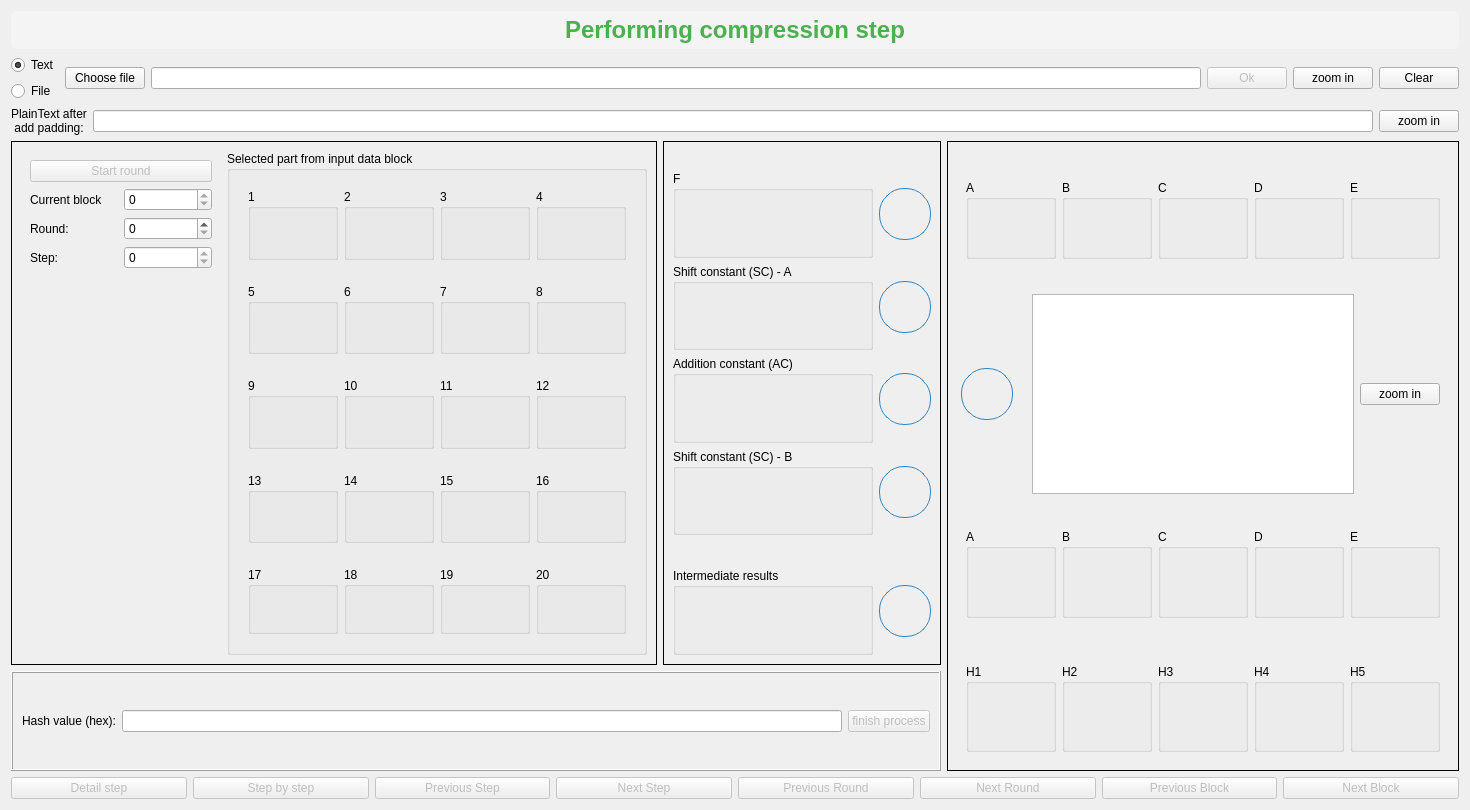
This is tabsWidget/tabWidgetSHA1/form.ui in VuongVanDuy/hash_function as Qt 5 draws it before an edit. The edited form follows.
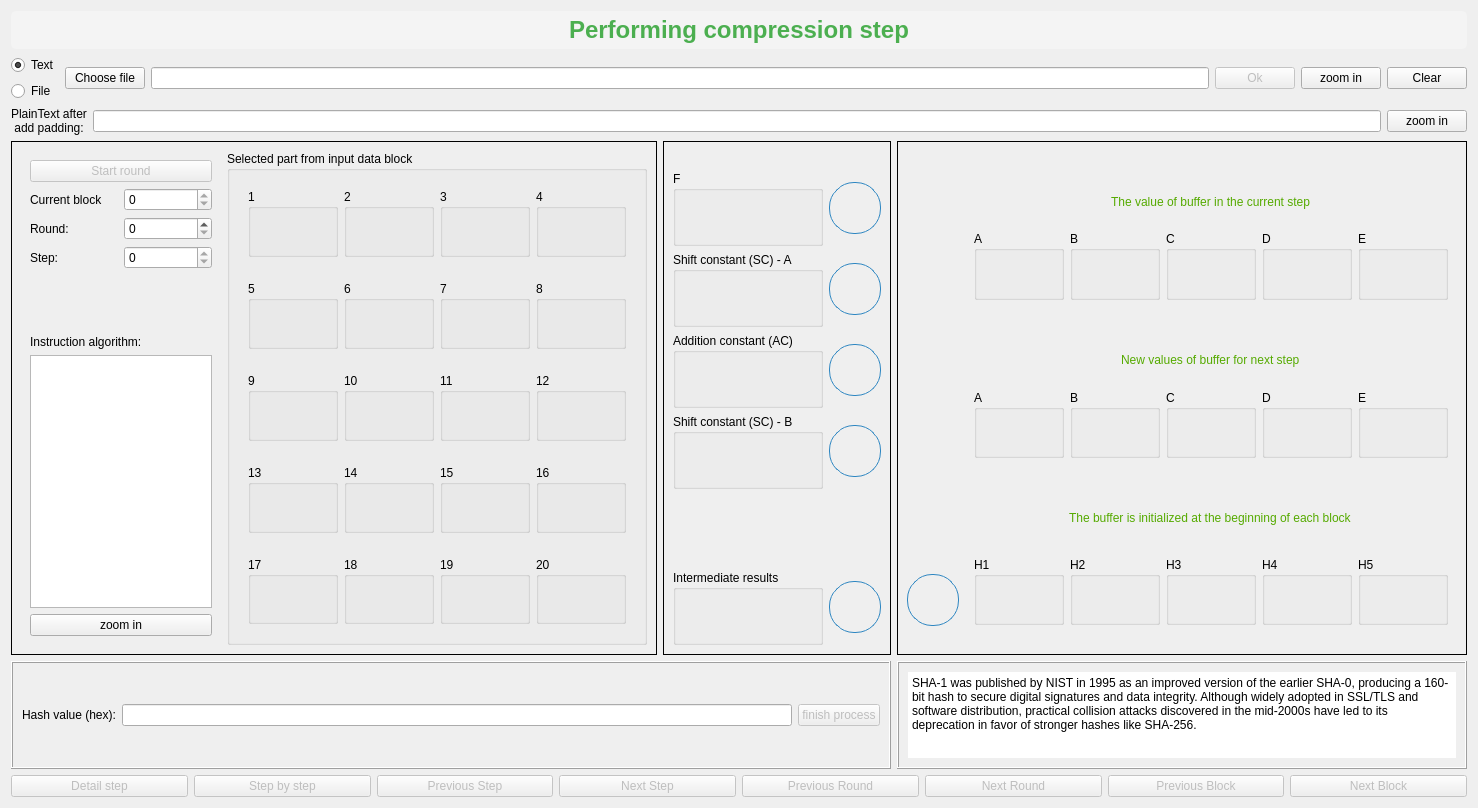
This is the edited form. Icons and pictures are not drawn.

The edit to the form file:
```diff
--- a/tabsWidget/tabWidgetSHA1/form.ui
+++ b/tabsWidget/tabWidgetSHA1/form.ui
@@ -6,8 +6,8 @@
    <rect>
     <x>0</x>
     <y>0</y>
-    <width>1466</width>
-    <height>810</height>
+    <width>1472</width>
+    <height>808</height>
    </rect>
   </property>
   <property name="sizePolicy">
@@ -19,7 +19,7 @@
   <property name="windowTitle">
    <string>Form</string>
   </property>
-  <layout class="QVBoxLayout" name="verticalLayout_3">
+  <layout class="QVBoxLayout" name="verticalLayout_2">
    <item>
     <layout class="QHBoxLayout" name="titleLayout">
      <item>
@@ -158,7 +158,7 @@
     </layout>
    </item>
    <item>
-    <layout class="QGridLayout" name="gridLayout_4">
+    <layout class="QGridLayout" name="gridLayout_2">
      <item row="0" column="0">
       <widget class="QFrame" name="frame_7">
        <property name="sizePolicy">
@@ -875,14 +875,67 @@
              <property name="orientation">
               <enum>Qt::Orientation::Vertical</enum>
              </property>
+             <property name="sizeType">
+              <enum>QSizePolicy::Policy::Fixed</enum>
+             </property>
              <property name="sizeHint" stdset="0">
               <size>
                <width>20</width>
-               <height>40</height>
+               <height>60</height>
               </size>
              </property>
             </spacer>
            </item>
+           <item>
+            <widget class="QLabel" name="label_5">
+             <property name="text">
+              <string>Instruction algorithm:</string>
+             </property>
+            </widget>
+           </item>
+           <item>
+            <widget class="QTextEdit" name="instruction">
+             <property name="enabled">
+              <bool>true</bool>
+             </property>
+             <property name="sizePolicy">
+              <sizepolicy hsizetype="Expanding" vsizetype="Expanding">
+               <horstretch>0</horstretch>
+               <verstretch>0</verstretch>
+              </sizepolicy>
+             </property>
+             <property name="minimumSize">
+              <size>
+               <width>0</width>
+               <height>190</height>
+              </size>
+             </property>
+             <property name="readOnly">
+              <bool>true</bool>
+             </property>
+             <property name="html">
+              <string>&lt;!DOCTYPE HTML PUBLIC &quot;-//W3C//DTD HTML 4.0//EN&quot; &quot;http://www.w3.org/TR/REC-html40/strict.dtd&quot;&gt;
+&lt;html&gt;&lt;head&gt;&lt;meta name=&quot;qrichtext&quot; content=&quot;1&quot; /&gt;&lt;meta charset=&quot;utf-8&quot; /&gt;&lt;style type=&quot;text/css&quot;&gt;
+p, li { white-space: pre-wrap; }
+hr { height: 1px; border-width: 0; }
+li.unchecked::marker { content: &quot;\2610&quot;; }
+li.checked::marker { content: &quot;\2612&quot;; }
+&lt;/style&gt;&lt;/head&gt;&lt;body style=&quot; font-family:'Segoe UI'; font-size:9pt; font-weight:400; font-style:normal;&quot;&gt;
+&lt;p style=&quot;-qt-paragraph-type:empty; margin-top:0px; margin-bottom:0px; margin-left:0px; margin-right:0px; -qt-block-indent:0; text-indent:0px;&quot;&gt;&lt;br /&gt;&lt;/p&gt;&lt;/body&gt;&lt;/html&gt;</string>
+             </property>
+            </widget>
+           </item>
+           <item>
+            <widget class="QPushButton" name="zoom_3">
+             <property name="text">
+              <string>zoom in</string>
+             </property>
+             <property name="icon">
+              <iconset resource="../../resources.qrc">
+               <normaloff>:/icons/iconsDark/zoom-in.png</normaloff>:/icons/iconsDark/zoom-in.png</iconset>
+             </property>
+            </widget>
+           </item>
           </layout>
          </widget>
         </item>
@@ -911,8 +964,8 @@
           </property>
           <property name="minimumSize">
            <size>
-            <width>90</width>
-            <height>68</height>
+            <width>150</width>
+            <height>72</height>
            </size>
           </property>
           <property name="title">
@@ -939,8 +992,8 @@
           </property>
           <property name="minimumSize">
            <size>
-            <width>90</width>
-            <height>68</height>
+            <width>150</width>
+            <height>72</height>
            </size>
           </property>
           <property name="title">
@@ -967,8 +1020,8 @@
           </property>
           <property name="minimumSize">
            <size>
-            <width>200</width>
-            <height>70</height>
+            <width>150</width>
+            <height>72</height>
            </size>
           </property>
           <property name="title">
@@ -1003,9 +1056,6 @@
           <property name="orientation">
            <enum>Qt::Orientation::Vertical</enum>
           </property>
-          <property name="sizeType">
-           <enum>QSizePolicy::Policy::Fixed</enum>
-          </property>
           <property name="sizeHint" stdset="0">
            <size>
             <width>17</width>
@@ -1024,8 +1074,8 @@
           </property>
           <property name="minimumSize">
            <size>
-            <width>200</width>
-            <height>68</height>
+            <width>150</width>
+            <height>72</height>
            </size>
           </property>
           <property name="title">
@@ -1169,8 +1219,8 @@
           </property>
           <property name="minimumSize">
            <size>
-            <width>200</width>
-            <height>68</height>
+            <width>150</width>
+            <height>72</height>
            </size>
           </property>
           <property name="title">
@@ -1262,174 +1312,108 @@
        </layout>
       </widget>
      </item>
-     <item row="0" column="2" rowspan="2">
+     <item row="0" column="2">
       <widget class="QFrame" name="frameLay">
        <property name="frameShape">
         <enum>QFrame::Shape::Box</enum>
        </property>
        <layout class="QGridLayout" name="gridLayout">
-        <item row="4" column="0">
+        <item row="4" column="1" alignment="Qt::AlignmentFlag::AlignHCenter">
+         <widget class="QLabel" name="label_3">
+          <property name="styleSheet">
+           <string notr="true">color: rgb(85, 170, 0);
+font: 700 11pt &quot;Segoe UI&quot;;</string>
+          </property>
+          <property name="text">
+           <string>New values of buffer for next step</string>
+          </property>
+         </widget>
+        </item>
+        <item row="0" column="0" rowspan="9">
+         <spacer name="verticalSpacer_2">
+          <property name="orientation">
+           <enum>Qt::Orientation::Vertical</enum>
+          </property>
+          <property name="sizeHint" stdset="0">
+           <size>
+            <width>20</width>
+            <height>417</height>
+           </size>
+          </property>
+         </spacer>
+        </item>
+        <item row="1" column="1" alignment="Qt::AlignmentFlag::AlignHCenter">
+         <widget class="QLabel" name="label_4">
+          <property name="styleSheet">
+           <string notr="true">color: rgb(85, 170, 0);
+font: 700 11pt &quot;Segoe UI&quot;;</string>
+          </property>
+          <property name="text">
+           <string>The value of buffer in the current step</string>
+          </property>
+         </widget>
+        </item>
+        <item row="6" column="1">
+         <spacer name="horizontalSpacer_2">
+          <property name="orientation">
+           <enum>Qt::Orientation::Horizontal</enum>
+          </property>
+          <property name="sizeHint" stdset="0">
+           <size>
+            <width>489</width>
+            <height>20</height>
+           </size>
+          </property>
+         </spacer>
+        </item>
+        <item row="0" column="1">
+         <spacer name="horizontalSpacer_3">
+          <property name="orientation">
+           <enum>Qt::Orientation::Horizontal</enum>
+          </property>
+          <property name="sizeHint" stdset="0">
+           <size>
+            <width>489</width>
+            <height>20</height>
+           </size>
+          </property>
+         </spacer>
+        </item>
+        <item row="3" column="1">
          <spacer name="horizontalSpacer">
           <property name="orientation">
            <enum>Qt::Orientation::Horizontal</enum>
           </property>
           <property name="sizeHint" stdset="0">
            <size>
-            <width>40</width>
+            <width>489</width>
             <height>20</height>
            </size>
           </property>
          </spacer>
         </item>
-        <item row="2" column="0">
-         <layout class="QGridLayout" name="gridLayout_2">
-          <item row="0" column="0" rowspan="2">
-           <layout class="QVBoxLayout" name="verticalLayout_2">
-            <property name="leftMargin">
-             <number>4</number>
-            </property>
-            <property name="rightMargin">
-             <number>4</number>
-            </property>
-            <item alignment="Qt::AlignmentFlag::AlignHCenter">
-             <widget class="QPushButton" name="operator6">
-              <property name="enabled">
-               <bool>true</bool>
-              </property>
-              <property name="sizePolicy">
-               <sizepolicy hsizetype="Expanding" vsizetype="Expanding">
-                <horstretch>0</horstretch>
-                <verstretch>0</verstretch>
-               </sizepolicy>
-              </property>
-              <property name="minimumSize">
-               <size>
-                <width>52</width>
-                <height>52</height>
-               </size>
-              </property>
+        <item row="7" column="1" alignment="Qt::AlignmentFlag::AlignHCenter">
+         <widget class="QLabel" name="label_2">
               <property name="styleSheet">
-               <string notr="true">QPushButton {
-    background-color: qlineargradient(
-        x1: 0, y1: 0, x2: 0, y2: 1,
-        stop: 0 #73C2FB, stop: 1 #2E86C1);
-    border: 1px solid #2E86C1;
-    border-radius: 25px;
-    min-width: 50px;
-    min-height: 50px;
-    max-width: 50px;
-    max-height: 50px;
-}</string>
+           <string notr="true">color: rgb(85, 170, 0);
+font: 700 11pt &quot;Segoe UI&quot;;</string>
               </property>
               <property name="text">
-               <string/>
-              </property>
-              <property name="icon">
-               <iconset resource="../../resources.qrc">
-                <normaloff>:/icons/iconsDark/plus-circle.png</normaloff>:/icons/iconsDark/plus-circle.png</iconset>
-              </property>
-              <property name="iconSize">
-               <size>
-                <width>35</width>
-                <height>35</height>
-               </size>
-              </property>
-             </widget>
-            </item>
-           </layout>
-          </item>
-          <item row="0" column="1" rowspan="2">
-           <widget class="QFrame" name="frame_11">
-            <property name="frameShape">
-             <enum>QFrame::Shape::NoFrame</enum>
-            </property>
-            <property name="frameShadow">
-             <enum>QFrame::Shadow::Raised</enum>
-            </property>
-            <layout class="QHBoxLayout" name="horizontalLayout_9">
-             <property name="leftMargin">
-              <number>9</number>
-             </property>
-             <property name="topMargin">
-              <number>0</number>
-             </property>
-             <property name="rightMargin">
-              <number>9</number>
-             </property>
-             <property name="bottomMargin">
-              <number>0</number>
-             </property>
-             <item>
-              <widget class="QTextEdit" name="instruction">
-               <property name="enabled">
-                <bool>true</bool>
-               </property>
-               <property name="sizePolicy">
-                <sizepolicy hsizetype="Expanding" vsizetype="Expanding">
-                 <horstretch>0</horstretch>
-                 <verstretch>0</verstretch>
-                </sizepolicy>
-               </property>
-               <property name="minimumSize">
-                <size>
-                 <width>0</width>
-                 <height>200</height>
-                </size>
-               </property>
-               <property name="readOnly">
-                <bool>true</bool>
-               </property>
-               <property name="html">
-                <string>&lt;!DOCTYPE HTML PUBLIC &quot;-//W3C//DTD HTML 4.0//EN&quot; &quot;http://www.w3.org/TR/REC-html40/strict.dtd&quot;&gt;
-&lt;html&gt;&lt;head&gt;&lt;meta name=&quot;qrichtext&quot; content=&quot;1&quot; /&gt;&lt;meta charset=&quot;utf-8&quot; /&gt;&lt;style type=&quot;text/css&quot;&gt;
-p, li { white-space: pre-wrap; }
-hr { height: 1px; border-width: 0; }
-li.unchecked::marker { content: &quot;\2610&quot;; }
-li.checked::marker { content: &quot;\2612&quot;; }
-&lt;/style&gt;&lt;/head&gt;&lt;body style=&quot; font-family:'Segoe UI'; font-size:9pt; font-weight:400; font-style:normal;&quot;&gt;
-&lt;p style=&quot;-qt-paragraph-type:empty; margin-top:0px; margin-bottom:0px; margin-left:0px; margin-right:0px; -qt-block-indent:0; text-indent:0px;&quot;&gt;&lt;br /&gt;&lt;/p&gt;&lt;/body&gt;&lt;/html&gt;</string>
-               </property>
-              </widget>
-             </item>
-             <item>
-              <widget class="QPushButton" name="zoom_3">
-               <property name="text">
-                <string>zoom in</string>
-               </property>
-               <property name="icon">
-                <iconset resource="../../resources.qrc">
-                 <normaloff>:/icons/iconsDark/zoom-in.png</normaloff>:/icons/iconsDark/zoom-in.png</iconset>
-               </property>
-              </widget>
-             </item>
-            </layout>
-           </widget>
-          </item>
-         </layout>
-        </item>
-        <item row="5" column="0">
+           <string>The buffer is initialized at the beginning of each block</string>
+          </property>
+         </widget>
+        </item>
+        <item row="8" column="1" rowspan="3">
          <widget class="QFrame" name="frame_5">
+          <property name="sizePolicy">
+           <sizepolicy hsizetype="Fixed" vsizetype="Fixed">
+            <horstretch>0</horstretch>
+            <verstretch>0</verstretch>
+           </sizepolicy>
+          </property>
           <property name="frameShadow">
            <enum>QFrame::Shadow::Raised</enum>
           </property>
-          <layout class="QVBoxLayout" name="verticalLayout_22">
-           <property name="topMargin">
-            <number>0</number>
-           </property>
-           <item>
-            <spacer name="horizontalSpacer_5">
-             <property name="orientation">
-              <enum>Qt::Orientation::Horizontal</enum>
-             </property>
-             <property name="sizeHint" stdset="0">
-              <size>
-               <width>473</width>
-               <height>20</height>
-              </size>
-             </property>
-            </spacer>
-           </item>
-           <item>
             <layout class="QHBoxLayout" name="horizontalLayout_5">
              <item>
               <widget class="QGroupBox" name="groupH1">
@@ -1572,33 +1556,19 @@
               </widget>
              </item>
             </layout>
-           </item>
-          </layout>
          </widget>
         </item>
-        <item row="3" column="0">
+        <item row="5" column="1">
          <widget class="QFrame" name="frame_4">
+          <property name="sizePolicy">
+           <sizepolicy hsizetype="Fixed" vsizetype="Fixed">
+            <horstretch>0</horstretch>
+            <verstretch>0</verstretch>
+           </sizepolicy>
+          </property>
           <property name="frameShadow">
            <enum>QFrame::Shadow::Raised</enum>
           </property>
-          <layout class="QVBoxLayout" name="verticalLayout_21">
-           <property name="bottomMargin">
-            <number>0</number>
-           </property>
-           <item>
-            <spacer name="horizontalSpacer_7">
-             <property name="orientation">
-              <enum>Qt::Orientation::Horizontal</enum>
-             </property>
-             <property name="sizeHint" stdset="0">
-              <size>
-               <width>40</width>
-               <height>20</height>
-              </size>
-             </property>
-            </spacer>
-           </item>
-           <item>
             <layout class="QHBoxLayout" name="horizontalLayout_4">
              <item>
               <widget class="QGroupBox" name="groupA_new">
@@ -1741,14 +1711,12 @@
               </widget>
              </item>
             </layout>
-           </item>
-          </layout>
          </widget>
         </item>
-        <item row="0" column="0">
+        <item row="2" column="1">
          <widget class="QFrame" name="frame_3">
           <property name="sizePolicy">
-           <sizepolicy hsizetype="Expanding" vsizetype="Expanding">
+           <sizepolicy hsizetype="Expanding" vsizetype="Fixed">
             <horstretch>0</horstretch>
             <verstretch>0</verstretch>
            </sizepolicy>
@@ -1756,21 +1724,6 @@
           <property name="frameShadow">
            <enum>QFrame::Shadow::Raised</enum>
           </property>
-          <layout class="QVBoxLayout" name="verticalLayout_20">
-           <item>
-            <spacer name="horizontalSpacer_3">
-             <property name="orientation">
-              <enum>Qt::Orientation::Horizontal</enum>
-             </property>
-             <property name="sizeHint" stdset="0">
-              <size>
-               <width>40</width>
-               <height>20</height>
-              </size>
-             </property>
-            </spacer>
-           </item>
-           <item>
             <layout class="QHBoxLayout" name="horizontalLayout_3">
              <item>
               <widget class="QGroupBox" name="groupA">
@@ -1913,34 +1866,58 @@
               </widget>
              </item>
             </layout>
-           </item>
-          </layout>
          </widget>
         </item>
-        <item row="1" column="0">
-         <spacer name="horizontalSpacer_2">
-          <property name="orientation">
-           <enum>Qt::Orientation::Horizontal</enum>
+        <item row="9" column="0">
+         <widget class="QPushButton" name="operator6">
+          <property name="enabled">
+           <bool>true</bool>
           </property>
-          <property name="sizeHint" stdset="0">
+          <property name="sizePolicy">
+           <sizepolicy hsizetype="Expanding" vsizetype="Expanding">
+            <horstretch>0</horstretch>
+            <verstretch>0</verstretch>
+           </sizepolicy>
+          </property>
+          <property name="minimumSize">
            <size>
-            <width>473</width>
-            <height>20</height>
+            <width>52</width>
+            <height>52</height>
            </size>
           </property>
-         </spacer>
+          <property name="styleSheet">
+           <string notr="true">QPushButton {
+    background-color: qlineargradient(
+        x1: 0, y1: 0, x2: 0, y2: 1,
+        stop: 0 #73C2FB, stop: 1 #2E86C1);
+    border: 1px solid #2E86C1;
+    border-radius: 25px;
+    min-width: 50px;
+    min-height: 50px;
+    max-width: 50px;
+    max-height: 50px;
+}</string>
+          </property>
+          <property name="text">
+           <string/>
+          </property>
+          <property name="icon">
+           <iconset resource="../../resources.qrc">
+            <normaloff>:/icons/iconsDark/plus-circle.png</normaloff>:/icons/iconsDark/plus-circle.png</iconset>
+          </property>
+          <property name="iconSize">
+           <size>
+            <width>35</width>
+            <height>35</height>
+           </size>
+          </property>
+         </widget>
         </item>
        </layout>
       </widget>
      </item>
      <item row="1" column="0" colspan="2">
       <widget class="QFrame" name="frame_10">
-       <property name="minimumSize">
-        <size>
-         <width>0</width>
-         <height>100</height>
-        </size>
-       </property>
        <property name="frameShape">
         <enum>QFrame::Shape::Box</enum>
        </property>
@@ -1979,6 +1956,44 @@
        </layout>
       </widget>
      </item>
+     <item row="1" column="2">
+      <widget class="QFrame" name="frame_11">
+       <property name="frameShape">
+        <enum>QFrame::Shape::Box</enum>
+       </property>
+       <property name="frameShadow">
+        <enum>QFrame::Shadow::Raised</enum>
+       </property>
+       <layout class="QVBoxLayout" name="verticalLayout_3">
+        <item>
+         <widget class="QTextEdit" name="textEdit">
+          <property name="minimumSize">
+           <size>
+            <width>0</width>
+            <height>78</height>
+           </size>
+          </property>
+          <property name="frameShape">
+           <enum>QFrame::Shape::NoFrame</enum>
+          </property>
+          <property name="readOnly">
+           <bool>true</bool>
+          </property>
+          <property name="html">
+           <string>&lt;!DOCTYPE HTML PUBLIC &quot;-//W3C//DTD HTML 4.0//EN&quot; &quot;http://www.w3.org/TR/REC-html40/strict.dtd&quot;&gt;
+&lt;html&gt;&lt;head&gt;&lt;meta name=&quot;qrichtext&quot; content=&quot;1&quot; /&gt;&lt;meta charset=&quot;utf-8&quot; /&gt;&lt;style type=&quot;text/css&quot;&gt;
+p, li { white-space: pre-wrap; }
+hr { height: 1px; border-width: 0; }
+li.unchecked::marker { content: &quot;\2610&quot;; }
+li.checked::marker { content: &quot;\2612&quot;; }
+&lt;/style&gt;&lt;/head&gt;&lt;body style=&quot; font-family:'Segoe UI'; font-size:9pt; font-weight:400; font-style:normal;&quot;&gt;
+&lt;p style=&quot; margin-top:0px; margin-bottom:0px; margin-left:0px; margin-right:0px; -qt-block-indent:0; text-indent:0px;&quot;&gt;SHA-1 was published by NIST in 1995 as an improved version of the earlier SHA-0, producing a 160-bit hash to secure digital signatures and data integrity. Although widely adopted in SSL/TLS and software distribution, practical collision attacks discovered in the mid-2000s have led to its deprecation in favor of stronger hashes like SHA-256.&lt;/p&gt;&lt;/body&gt;&lt;/html&gt;</string>
+          </property>
+         </widget>
+        </item>
+       </layout>
+      </widget>
+     </item>
     </layout>
    </item>
    <item>
```
Lines whose indentation alone changed are shown as unchanged.
